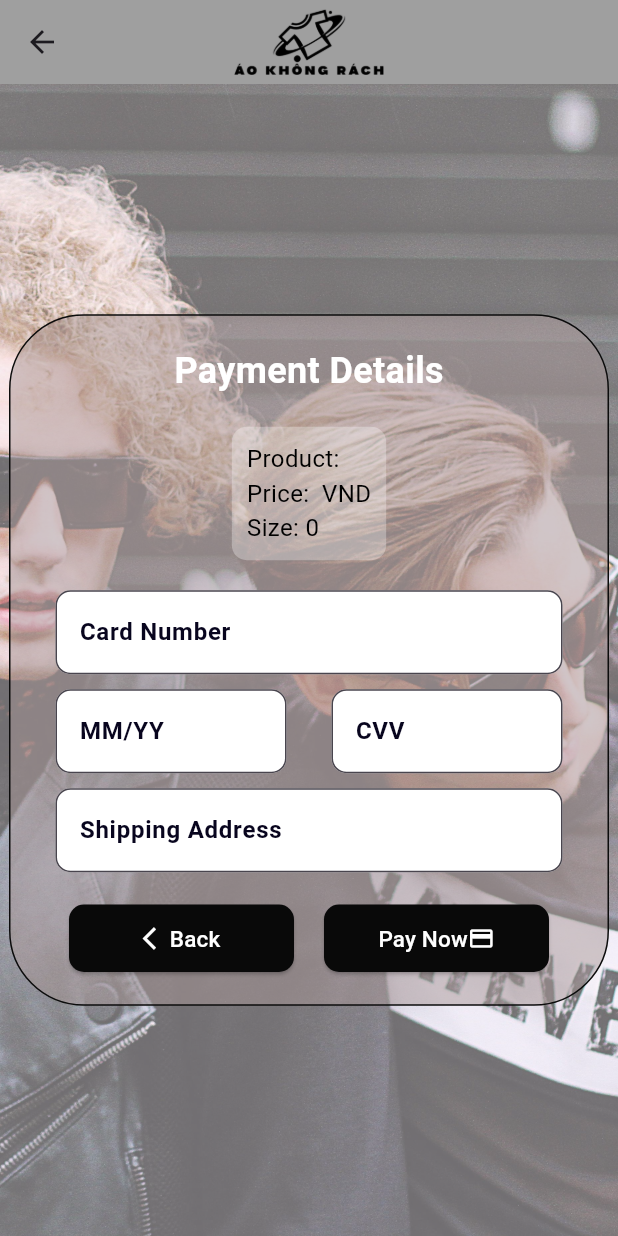
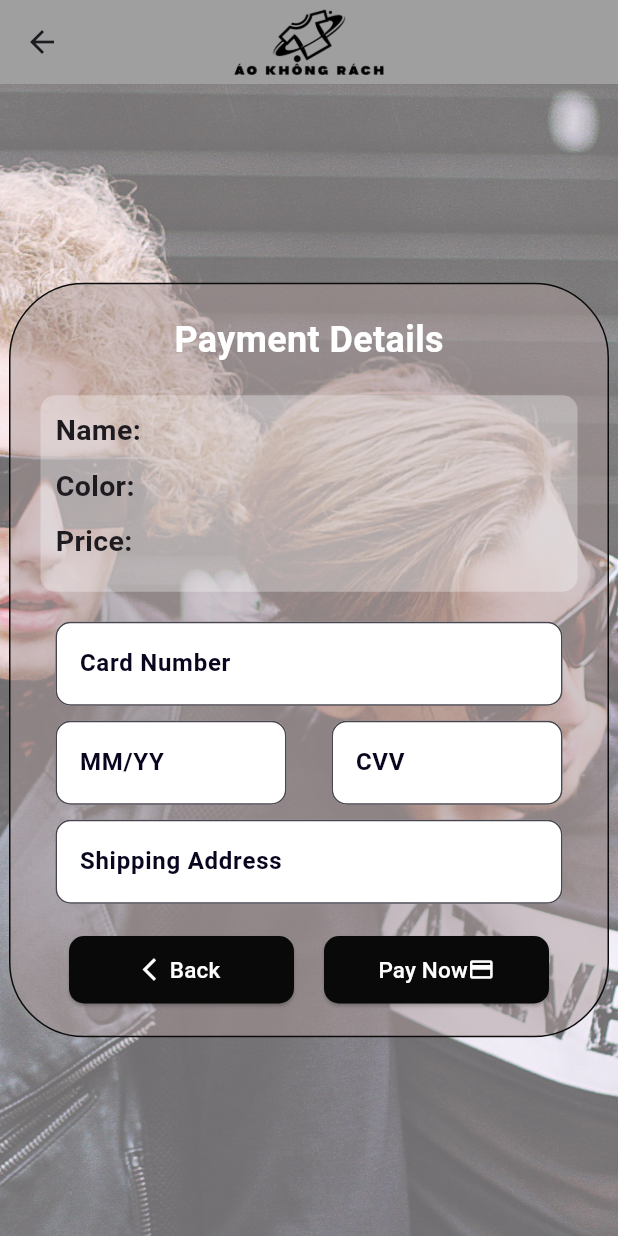
Before and after one commit to PhucDuong1604/Ao_khong_rach, a Flutter app: the PayPage screen opened directly with empty values, on a phone screen of 412 x 824 dp. Run offline on Flutter 3.47's test engine with Material 3 defaults, Android fonts, the phone set to English and light mode, and no system bars; our stand-ins replace email_validator, font_awesome_flutter; missing offline and left inert: dart:ffi.

Commit message:
cap nhat chuc nang gio hang

```diff
--- a/lib/screens/cart_page.dart
+++ b/lib/screens/cart_page.dart
@@ -9,6 +9,8 @@ import 'package:flutter/material.dart';
 class CartPage extends StatefulWidget {
   final Cart cart;
   User user;
+
+  var product;
 
   CartPage({
     super.key,
@@ -266,7 +268,7 @@ class _CartPageState extends State<CartPage> {
               ElevatedButton(
                   onPressed: () {
 
-                  },
+                        },
                   style: ElevatedButton.styleFrom(
                       backgroundColor: Colors.black, fixedSize: Size(180, 100)),
                   child: const Row(
--- a/lib/screens/pay_page.dart
+++ b/lib/screens/pay_page.dart
@@ -1,5 +1,8 @@
+import 'package:cua_hang_ao_khong_rach/Objects/cart.dart';
 import 'package:cua_hang_ao_khong_rach/Objects/product.dart';
 import 'package:cua_hang_ao_khong_rach/Objects/User.dart';
+import 'package:cua_hang_ao_khong_rach/Objects/product_incart.dart';
+import 'package:cua_hang_ao_khong_rach/tools/Build_Content.dart';
 import 'package:cua_hang_ao_khong_rach/tools/Build_TextField.dart';
 import 'package:flutter/material.dart';
 
@@ -17,6 +20,8 @@ class _PayPageState extends State<PayPage> {
   final TextEditingController expiryDateController = TextEditingController();
   final TextEditingController cvvController = TextEditingController();
   final TextEditingController addressController = TextEditingController();
+
+  get index => null;
 
   @override
   void initState() {
@@ -83,21 +88,23 @@ class _PayPageState extends State<PayPage> {
                   child: Column(
                     crossAxisAlignment: CrossAxisAlignment.start,
                     children: [
-                      Text(
-                        "Product: ${widget.product.tenSanPham}",
-                        style:
-                            const TextStyle(fontSize: 16, color: Colors.black),
+                     BuildContent(
+                       title: "Name: ",
+                       content:
+                       widget.product.tenSanPham,
                       ),
-                      Text(
-                        "Price: ${widget.product.gia} VND",
-                        style:
-                            const TextStyle(fontSize: 16, color: Colors.black),
+                      const SizedBox(height: 10),
+                      BuildContent(
+                      title: "Color: ",
+                      content: widget.product.mauSac,
                       ),
-                      Text(
-                        "Size: ${widget.product.SoLuong}",
-                        style:
-                            const TextStyle(fontSize: 16, color: Colors.black),
+                      const SizedBox(height: 10),
+                      BuildContent(
+                      title: "Price: ",
+                      content: widget.product.gia,
                       ),
+                      const SizedBox(height: 10),
+
                     ],
                   ),
                 ),
--- a/lib/screens/reset_password_page.dart
+++ b/lib/screens/reset_password_page.dart
@@ -14,7 +14,7 @@ class ResetPage extends StatefulWidget {
 }
 
 class _ResetPageState extends State<ResetPage> {
-  final emailController = TextEditingController();
+ // final emailController = TextEditingController();
   final currentPasswordController = TextEditingController();
   final passwordController = TextEditingController();
   final confirmPasswordController = TextEditingController();
@@ -23,7 +23,7 @@ class _ResetPageState extends State<ResetPage> {
   @override
   void dispose() {
     super.dispose();
-    emailController.dispose();
+   // emailController.dispose();
     currentPasswordController.dispose();
     passwordController.dispose();
     confirmPasswordController.dispose();
```
